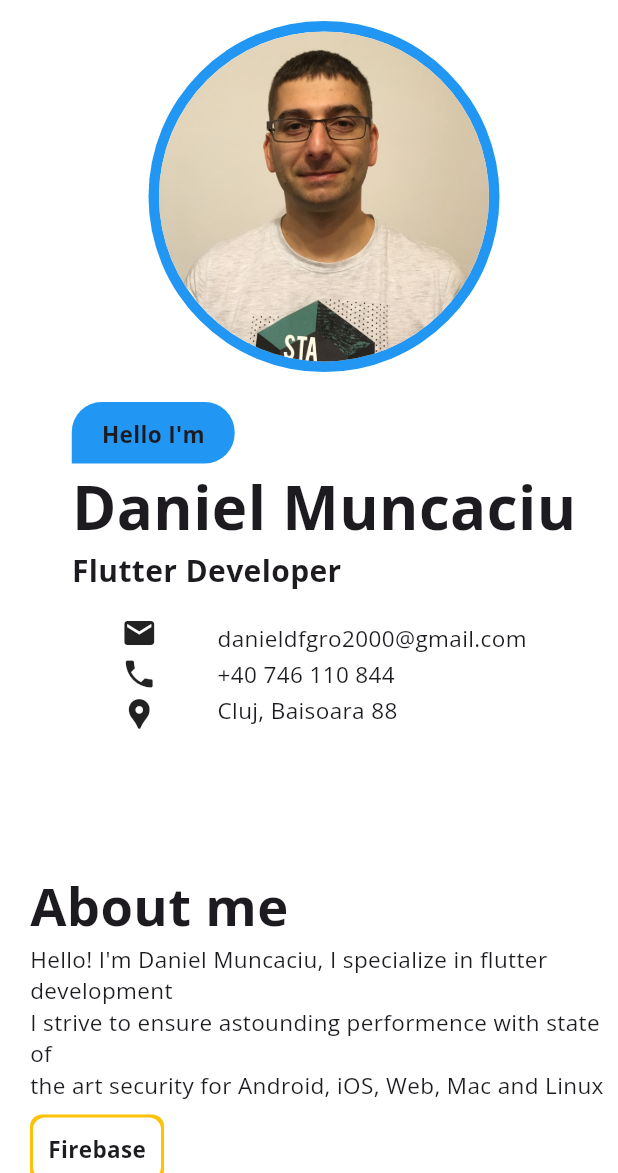
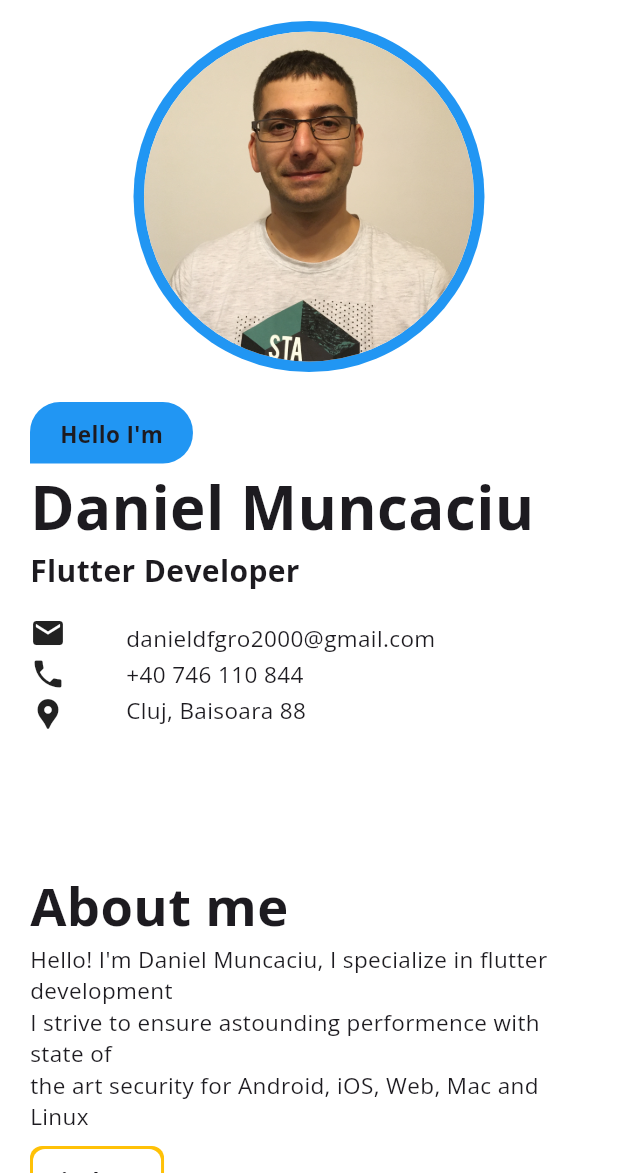
Before and after one commit to danieldfgro2000/Portfolio, a Flutter app: the screen it shows after launch, on a phone screen of 412 x 824 dp, the part 63-1236 px from its top. Run offline on Flutter 3.47's test engine with Material 3 defaults, Android fonts, the phone set to English and light mode, and no system bars; our stand-ins replace flutter_svg, google_fonts; missing offline and left inert: dynamic_path_url_strategy.

```diff
--- a/lib/mobile/landing_page_mobile.dart
+++ b/lib/mobile/landing_page_mobile.dart
@@ -48,11 +48,6 @@ class _LandingPageMobileState extends State<LandingPageMobile> {
       body: ListView(
         children: [
           // Intro, First Section
-          Padding(
-            padding: const EdgeInsets.only(left: 20),
-            child: Column(
-              crossAxisAlignment: CrossAxisAlignment.center,
-              children: [
           const CircleAvatar(
             radius: 117,
             backgroundColor: Colors.blue,
@@ -62,6 +57,11 @@ class _LandingPageMobileState extends State<LandingPageMobile> {
               backgroundImage: AssetImage("assets/images/dan.JPG"),
             ),
           ),
+          Padding(
+            padding: const EdgeInsets.symmetric(horizontal: 20),
+            child: Column(
+              crossAxisAlignment: CrossAxisAlignment.start,
+              children: [
                 const SizedBox(height: 20),
                 Column(
                   crossAxisAlignment: CrossAxisAlignment.start,
@@ -87,7 +87,7 @@ class _LandingPageMobileState extends State<LandingPageMobile> {
                 ),
                 const SizedBox(height: 15),
                 const Row(
-                  mainAxisAlignment: MainAxisAlignment.center,
+                  mainAxisAlignment: MainAxisAlignment.start,
                   children: [
                     Wrap(
                       direction: Axis.vertical,
@@ -119,7 +119,7 @@ class _LandingPageMobileState extends State<LandingPageMobile> {
 
           // About, Second Section
           Padding(
-            padding: const EdgeInsets.only(left: 20),
+            padding: const EdgeInsets.symmetric(horizontal: 20),
             child: Column(
               crossAxisAlignment: CrossAxisAlignment.start,
               mainAxisAlignment: MainAxisAlignment.center,
--- a/lib/routes.dart
+++ b/lib/routes.dart
@@ -1,5 +1,7 @@
 import 'package:flutter/material.dart';
+import 'package:portfolio/mobile/about_mobile.dart';
 import 'package:portfolio/mobile/landing_page_mobile.dart';
+import 'package:portfolio/web/about_web.dart';
 import 'package:portfolio/web/contact_web.dart';
 import 'package:portfolio/web/landing_page_web.dart';
 
@@ -24,6 +26,14 @@ class Routes {
                   return const ContactMobile();
                 }));
 
+      case '/about':
+        return MaterialPageRoute(
+            settings: settings,
+            builder: (_) => LayoutBuilder(builder: (context, constraint) {
+                  if (constraint.maxWidth > 800) return const AboutWeb();
+                  return const AboutMobile();
+                }));
+
       default:
         return MaterialPageRoute(
             settings: settings,
```
Also changed, not shown: lib/mobile/about_mobile.dart (added, +88 -0 lines), lib/web/about_web.dart (added, +15 -0 lines). Lines whose indentation alone changed are shown as unchanged.
